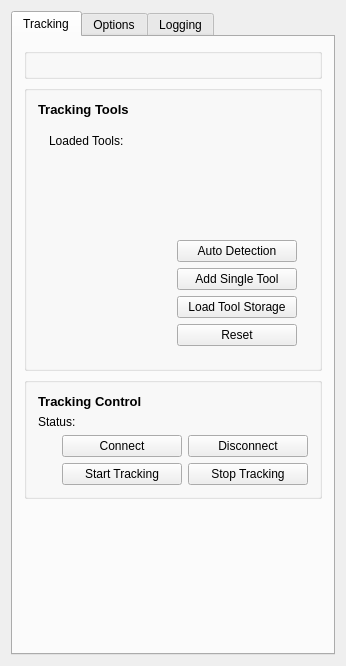
Qt form Plugins/org.mitk.gui.qt.igttracking/src/internal/QmitkMITKIGTTrackingToolboxViewControls.ui (MITK/MITK) before a commit.
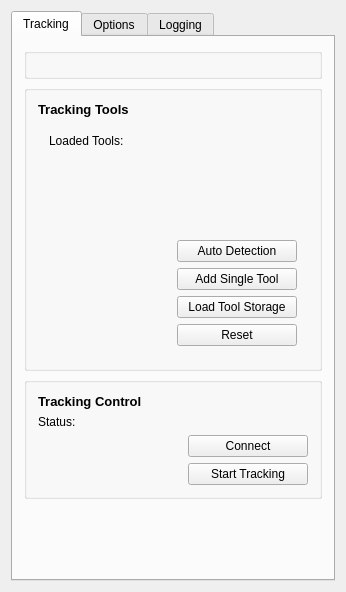
The same form after that commit. Custom widgets are drawn as their Qt base class.

Commit message: reduced number of buttons by using only one button for start/stop tracking and for connect/disconnect

```diff
--- a/Plugins/org.mitk.gui.qt.igttracking/src/internal/QmitkMITKIGTTrackingToolboxViewControls.ui
+++ b/Plugins/org.mitk.gui.qt.igttracking/src/internal/QmitkMITKIGTTrackingToolboxViewControls.ui
@@ -7,7 +7,7 @@
     <x>0</x>
     <y>0</y>
     <width>346</width>
-    <height>666</height>
+    <height>592</height>
    </rect>
   </property>
   <property name="minimumSize">
@@ -257,19 +257,6 @@
               </property>
              </widget>
             </item>
-            <item>
-             <widget class="QPushButton" name="m_Disconnect">
-              <property name="minimumSize">
-               <size>
-                <width>120</width>
-                <height>0</height>
-               </size>
-              </property>
-              <property name="text">
-               <string>Disconnect</string>
-              </property>
-             </widget>
-            </item>
            </layout>
           </item>
           <item>
@@ -300,19 +287,6 @@
               </property>
              </widget>
             </item>
-            <item>
-             <widget class="QPushButton" name="m_StopTracking">
-              <property name="minimumSize">
-               <size>
-                <width>120</width>
-                <height>0</height>
-               </size>
-              </property>
-              <property name="text">
-               <string>Stop Tracking</string>
-              </property>
-             </widget>
-            </item>
            </layout>
           </item>
          </layout>
```
Left out of the diff: 4 changed lines with no effect on the pictures. The commit also changes 2 other files.
